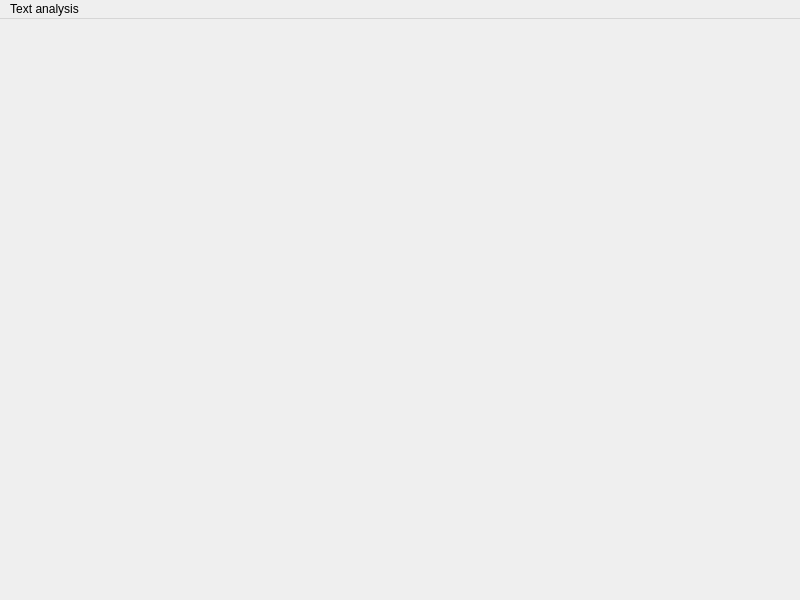
The window that twitter_analysis/core/gui/ui_files/main_window.ui (atrevisan/EventAnalyser) describes before a commit, drawn with Qt 5.
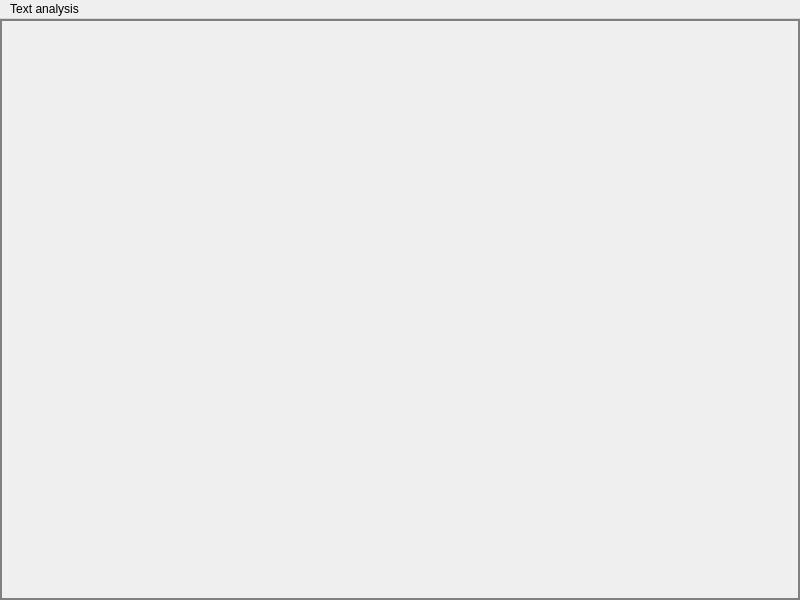
The same window after the commit.

```diff
--- a/twitter_analysis/core/gui/ui_files/main_window.ui
+++ b/twitter_analysis/core/gui/ui_files/main_window.ui
@@ -13,7 +13,15 @@
   <property name="windowTitle">
    <string>Twitter text analyser</string>
   </property>
-  <widget class="QWidget" name="widget_central_widget"/>
+  <widget class="QWidget" name="widget_central_widget">
+   <property name="styleSheet">
+    <string notr="true">QWidget#widget_central_widget { 
+
+     border: 2px solid gray; 
+  
+ } </string>
+   </property>
+  </widget>
   <widget class="QMenuBar" name="menubar">
    <property name="geometry">
     <rect>
```
